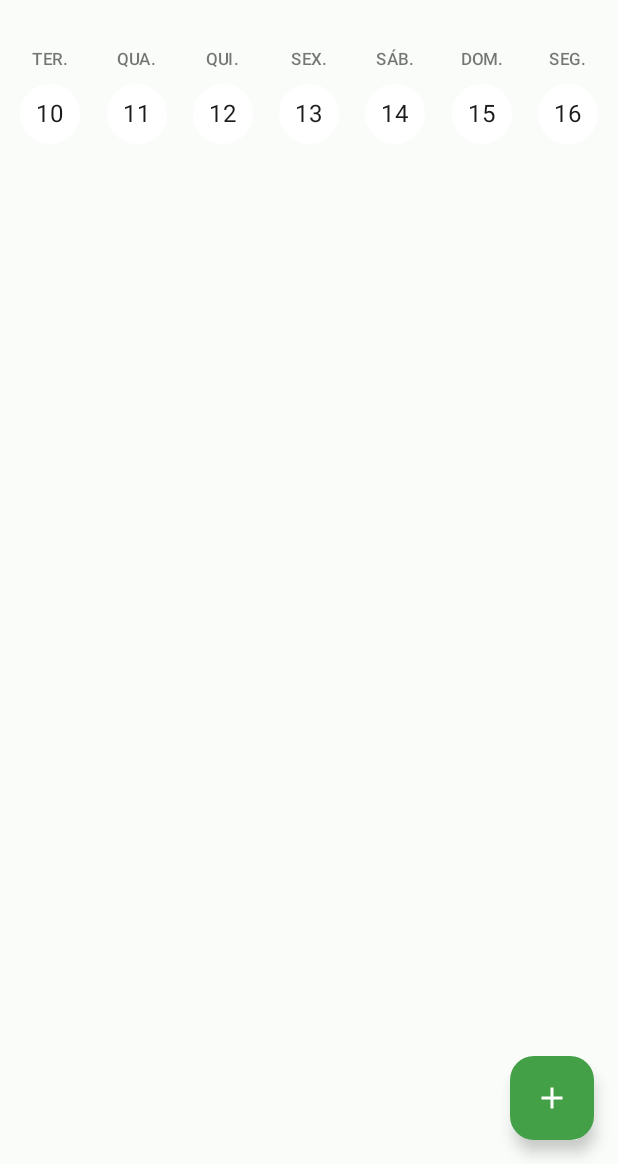
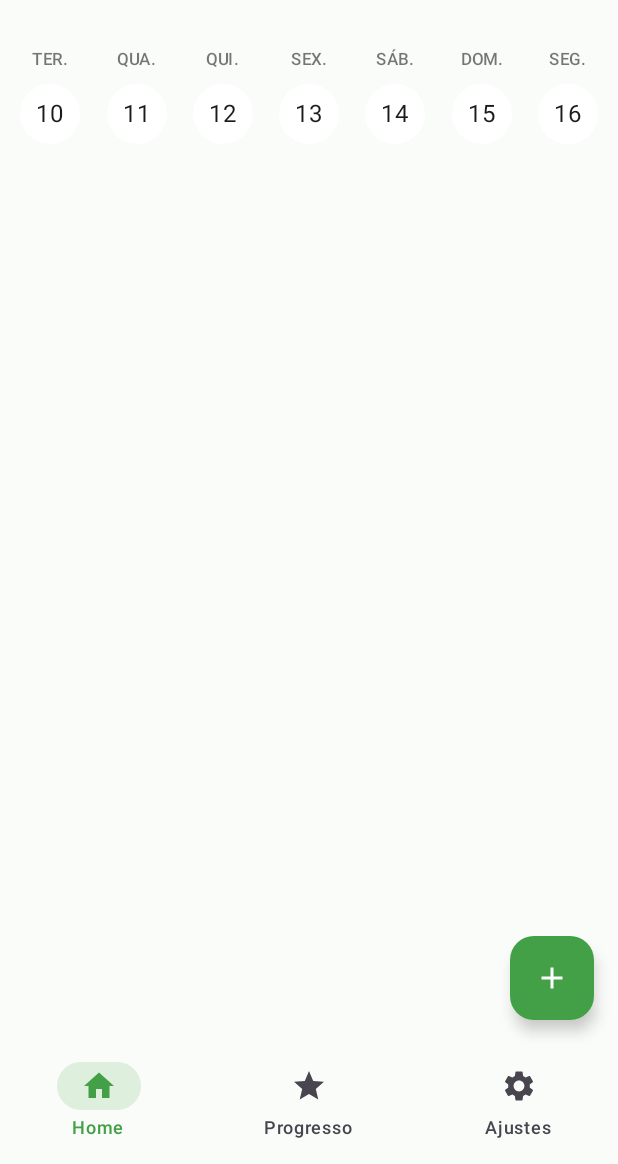
Before and after one commit to CFSC3/Kaelo, an Android app built with Jetpack Compose: the screen it shows after launch (MainActivity), on a phone screen of 412 x 824 dp, the part 72-1236 px from its top. Run offline under Robolectric (Android 15) with nearby library versions, the phone set to English and light mode, and no system bars; our stand-ins replace Dagger/Hilt's generated code, Room's generated code.

Commit message:
Criação das telas de setting e progress

```diff
--- a/app/build.gradle.kts
+++ b/app/build.gradle.kts
@@ -49,6 +49,7 @@ android {
 }
 
 dependencies {
+    implementation(libs.androidx.compose.material3)
     // Core & Lifecycle
     implementation(libs.androidx.core.ktx)
     implementation(libs.androidx.lifecycle.runtime.ktx)
@@ -76,6 +77,7 @@ dependencies {
 
     // DataStore
     implementation(libs.androidx.datastore.preferences)
+    implementation("androidx.datastore:datastore-preferences:1.1.1")
 
     // Hilt
     implementation(libs.hilt.android)
--- a/app/src/main/java/com/mobile/kaelo/MainActivity.kt
+++ b/app/src/main/java/com/mobile/kaelo/MainActivity.kt
@@ -1,21 +1,36 @@
 package com.mobile.kaelo
 
+import android.os.Build
 import android.os.Bundle
 import androidx.activity.ComponentActivity
 import androidx.activity.compose.setContent
 import androidx.activity.enableEdgeToEdge
-import com.mobile.kaelo.ui.navigation.AppNavigation
+import androidx.annotation.RequiresApi
+import androidx.compose.runtime.getValue
+import androidx.lifecycle.compose.collectAsStateWithLifecycle
+import com.mobile.kaelo.data.local.datastore.ThemePreferences
+import com.mobile.kaelo.ui.screens.MainScreen
 import com.mobile.kaelo.ui.theme.KaeloTheme
 import dagger.hilt.android.AndroidEntryPoint
+import javax.inject.Inject
 
 @AndroidEntryPoint
 class MainActivity : ComponentActivity() {
+
+    @Inject
+    lateinit var themePreferences: ThemePreferences
+
+    @RequiresApi(Build.VERSION_CODES.O)
     override fun onCreate(savedInstanceState: Bundle?) {
         super.onCreate(savedInstanceState)
         enableEdgeToEdge()
+
         setContent {
-            KaeloTheme {
-                AppNavigation()
+
+            val isDarkMode by themePreferences.isDarkMode.collectAsStateWithLifecycle(initialValue = false)
+
+            KaeloTheme(darkTheme = isDarkMode) {
+                MainScreen()
             }
         }
     }
--- a/app/src/main/java/com/mobile/kaelo/data/local/AppDatabase.kt
+++ b/app/src/main/java/com/mobile/kaelo/data/local/AppDatabase.kt
@@ -9,7 +9,7 @@ import com.mobile.kaelo.data.local.entity.HabitRecordEntity
 
 @Database(
     entities = [HabitEntity::class, HabitRecordEntity::class],
-    version = 1,
+    version = 2,
     exportSchema = false
 )
 abstract class AppDatabase : RoomDatabase() {
--- /dev/null
+++ b/app/src/main/java/com/mobile/kaelo/data/local/datastore/ThemePreferences.kt
@@ -0,0 +1,37 @@
+package com.mobile.kaelo.data.local.datastore
+
+import android.content.Context
+import androidx.datastore.preferences.core.booleanPreferencesKey
+import androidx.datastore.preferences.core.edit
+import androidx.datastore.preferences.preferencesDataStore
+import dagger.hilt.android.qualifiers.ApplicationContext
+import kotlinx.coroutines.flow.Flow
+import kotlinx.coroutines.flow.map
+import javax.inject.Inject
+import javax.inject.Singleton
+
+// Cria a instância única do arquivo de configurações
+private val Context.dataStore by preferencesDataStore(name = "settings")
+
+@Singleton
+class ThemePreferences @Inject constructor(
+    @ApplicationContext context: Context
+) {
+    private val dataStore = context.dataStore
+
+    companion object {
+        val IS_DARK_MODE = booleanPreferencesKey("is_dark_mode")
+    }
+
+    // Retorna um fluxo contínuo. Se não houver nada salvo, o padrão é false (Claro)
+    val isDarkMode: Flow<Boolean> = dataStore.data.map { preferences ->
+        preferences[IS_DARK_MODE] ?: false
+    }
+
+    // Salva a nova preferência
+    suspend fun toggleTheme(isDark: Boolean) {
+        dataStore.edit { preferences ->
+            preferences[IS_DARK_MODE] = isDark
+        }
+    }
+}
--- a/app/src/main/java/com/mobile/kaelo/ui/navigation/AppNavigation.kt
+++ b/app/src/main/java/com/mobile/kaelo/ui/navigation/AppNavigation.kt
@@ -3,29 +3,40 @@ package com.mobile.kaelo.ui.navigation
 import android.os.Build
 import androidx.annotation.RequiresApi
 import androidx.compose.runtime.Composable
+import androidx.compose.ui.Modifier
 import androidx.navigation.NavHostController
 import androidx.navigation.compose.NavHost
 import androidx.navigation.compose.composable
-import androidx.navigation.compose.rememberNavController
 import com.mobile.kaelo.ui.screens.add_edit.AddEditHabitScreen
 import com.mobile.kaelo.ui.screens.home.HomeScreen
+import com.mobile.kaelo.ui.screens.progress.ProgressScreen
+import com.mobile.kaelo.ui.screens.settings.SettingsScreen
 
 @RequiresApi(Build.VERSION_CODES.O)
 @Composable
 fun AppNavigation(
-    navController: NavHostController = rememberNavController()
+    navController: NavHostController, // Agora recebido via parâmetro
+    modifier: Modifier = Modifier // Recebe o espaçamento da barra inferior
 ) {
     NavHost(
         navController = navController,
-        startDestination = Screen.Home
+        startDestination = Screen.Home,
+        modifier = modifier
     ) {
-        // Tela 1: Home
         composable<Screen.Home> {
             HomeScreen(
                 onNavigateToAddHabit = {
                     navController.navigate(Screen.AddEditHabit(null))
                 }
             )
+        }
+
+        composable<Screen.Progress> {
+            ProgressScreen()
+        }
+
+        composable<Screen.Settings> {
+            SettingsScreen()
         }
 
         composable<Screen.AddEditHabit> {
--- /dev/null
+++ b/app/src/main/java/com/mobile/kaelo/ui/screens/MainScreen.kt
@@ -0,0 +1,114 @@
+package com.mobile.kaelo.ui.screens
+
+import android.os.Build
+import androidx.annotation.RequiresApi
+import androidx.compose.foundation.layout.padding
+import androidx.compose.material.icons.Icons
+import androidx.compose.material.icons.filled.Home
+import androidx.compose.material.icons.filled.Settings
+import androidx.compose.material.icons.filled.Star
+import androidx.compose.material3.Icon
+import androidx.compose.material3.MaterialTheme
+import androidx.compose.material3.NavigationBar
+import androidx.compose.material3.NavigationBarItem
+import androidx.compose.material3.NavigationBarItemDefaults
+import androidx.compose.material3.Scaffold
+import androidx.compose.material3.Text
+import androidx.compose.runtime.Composable
+import androidx.compose.runtime.getValue
+import androidx.compose.ui.Modifier
+import androidx.navigation.NavDestination.Companion.hasRoute
+import androidx.navigation.NavDestination.Companion.hierarchy
+import androidx.navigation.compose.currentBackStackEntryAsState
+import androidx.navigation.compose.rememberNavController
+import com.mobile.kaelo.ui.navigation.AppNavigation
+import com.mobile.kaelo.ui.navigation.Screen
+
+@RequiresApi(Build.VERSION_CODES.O)
+@Composable
+fun MainScreen() {
+    val navController = rememberNavController()
+    val navBackStackEntry by navController.currentBackStackEntryAsState()
+    val currentDestination = navBackStackEntry?.destination
+
+    // Esconde a BottomBar quando estivermos na tela de Formulário
+    val showBottomBar = currentDestination?.hierarchy?.any {
+        it.hasRoute(Screen.AddEditHabit::class)
+    } != true
+
+    Scaffold(
+        bottomBar = {
+            if (showBottomBar) {
+                NavigationBar(
+                    containerColor = MaterialTheme.colorScheme.background // Garante o fundo correto
+                ) {
+                    NavigationBarItem(
+                        icon = { Icon(Icons.Default.Home, contentDescription = "Home") },
+                        label = { Text("Home") },
+                        selected = currentDestination?.hierarchy?.any { it.hasRoute(Screen.Home::class) } == true,
+                        alwaysShowLabel = true, // Força o texto a aparecer
+                        colors = NavigationBarItemDefaults.colors(
+                            selectedIconColor = MaterialTheme.colorScheme.primary, // Ícone Verde
+                            selectedTextColor = MaterialTheme.colorScheme.primary, // Texto Verde
+                            indicatorColor = MaterialTheme.colorScheme.primary.copy(alpha = 0.15f), // Fundo da pílula transparente
+                            unselectedIconColor = MaterialTheme.colorScheme.onSurfaceVariant,
+                            unselectedTextColor = MaterialTheme.colorScheme.onSurfaceVariant
+                        ),
+                        onClick = {
+                            navController.navigate(Screen.Home) {
+                                popUpTo(navController.graph.startDestinationId) { saveState = true }
+                                launchSingleTop = true
+                                restoreState = true
+                            }
+                        }
+                    )
+                    NavigationBarItem(
+                        icon = { Icon(Icons.Default.Star, contentDescription = "Progresso") },
+                        label = { Text("Progresso") },
+                        selected = currentDestination?.hierarchy?.any { it.hasRoute(Screen.Progress::class) } == true,
+                        alwaysShowLabel = true,
+                        colors = NavigationBarItemDefaults.colors(
+                            selectedIconColor = MaterialTheme.colorScheme.primary,
+                            selectedTextColor = MaterialTheme.colorScheme.primary,
+                            indicatorColor = MaterialTheme.colorScheme.primary.copy(alpha = 0.15f),
+                            unselectedIconColor = MaterialTheme.colorScheme.onSurfaceVariant,
+                            unselectedTextColor = MaterialTheme.colorScheme.onSurfaceVariant
+                        ),
+                        onClick = {
+                            navController.navigate(Screen.Progress) {
+                                popUpTo(navController.graph.startDestinationId) { saveState = true }
+                                launchSingleTop = true
+                                restoreState = true
+                            }
+                        }
+                    )
+                    NavigationBarItem(
+                        icon = { Icon(Icons.Default.Settings, contentDescription = "Ajustes") },
+                        label = { Text("Ajustes") },
+                        selected = currentDestination?.hierarchy?.any { it.hasRoute(Screen.Settings::class) } == true,
+                        alwaysShowLabel = true,
+                        colors = NavigationBarItemDefaults.colors(
+                            selectedIconColor = MaterialTheme.colorScheme.primary,
+                            selectedTextColor = MaterialTheme.colorScheme.primary,
+                            indicatorColor = MaterialTheme.colorScheme.primary.copy(alpha = 0.15f),
+                            unselectedIconColor = MaterialTheme.colorScheme.onSurfaceVariant,
+                            unselectedTextColor = MaterialTheme.colorScheme.onSurfaceVariant
+                        ),
+                        onClick = {
+                            navController.navigate(Screen.Settings) {
+                                popUpTo(navController.graph.startDestinationId) { saveState = true }
+                                launchSingleTop = true
+                                restoreState = true
+                            }
+                        }
+                    )
+                }
+            }
+        }
+    ) { innerPadding ->
+        AppNavigation(
+            navController = navController,
+            modifier = Modifier.padding(innerPadding)
+        )
+    }
+}
--- a/gradle/libs.versions.toml
+++ b/gradle/libs.versions.toml
@@ -12,6 +12,7 @@ room = "2.8.5"
 datastore = "1.3.0"
 hilt = "2.60.1"
 hiltNavigationCompose = "1.4.0"
+material3 = "1.4.0"
 
 [libraries]
 
@@ -41,6 +42,7 @@ androidx-datastore-preferences = { group = "androidx.datastore", name = "datasto
 hilt-android = { group = "com.google.dagger", name = "hilt-android", version.ref = "hilt" }
 hilt-compiler = { group = "com.google.dagger", name = "hilt-android-compiler", version.ref = "hilt" }
 androidx-hilt-navigation-compose = { group = "androidx.hilt", name = "hilt-navigation-compose", version.ref = "hiltNavigationCompose" }
+androidx-compose-material3 = { group = "androidx.compose.material3", name = "material3", version.ref = "material3" }
 
 [plugins]
 android-application = { id = "com.android.application", version.ref = "agp" }
```
Also changed, not shown: app/src/main/java/com/mobile/kaelo/data/local/entity/HabitRecordEntity.kt (+3 -9 lines), app/src/main/java/com/mobile/kaelo/ui/screens/progress/ProgressScreen.kt (added, +234 -0 lines), app/src/main/java/com/mobile/kaelo/ui/screens/progress/ProgressUiState.kt (added, +10 -0 lines), app/src/main/java/com/mobile/kaelo/ui/screens/progress/ProgressViewModel.kt (added, +64 -0 lines), app/src/main/java/com/mobile/kaelo/ui/screens/settings/SettingsScreen.kt (added, +134 -0 lines), app/src/main/java/com/mobile/kaelo/ui/screens/settings/SettingsViewModel.kt (added, +22 -0 lines).
